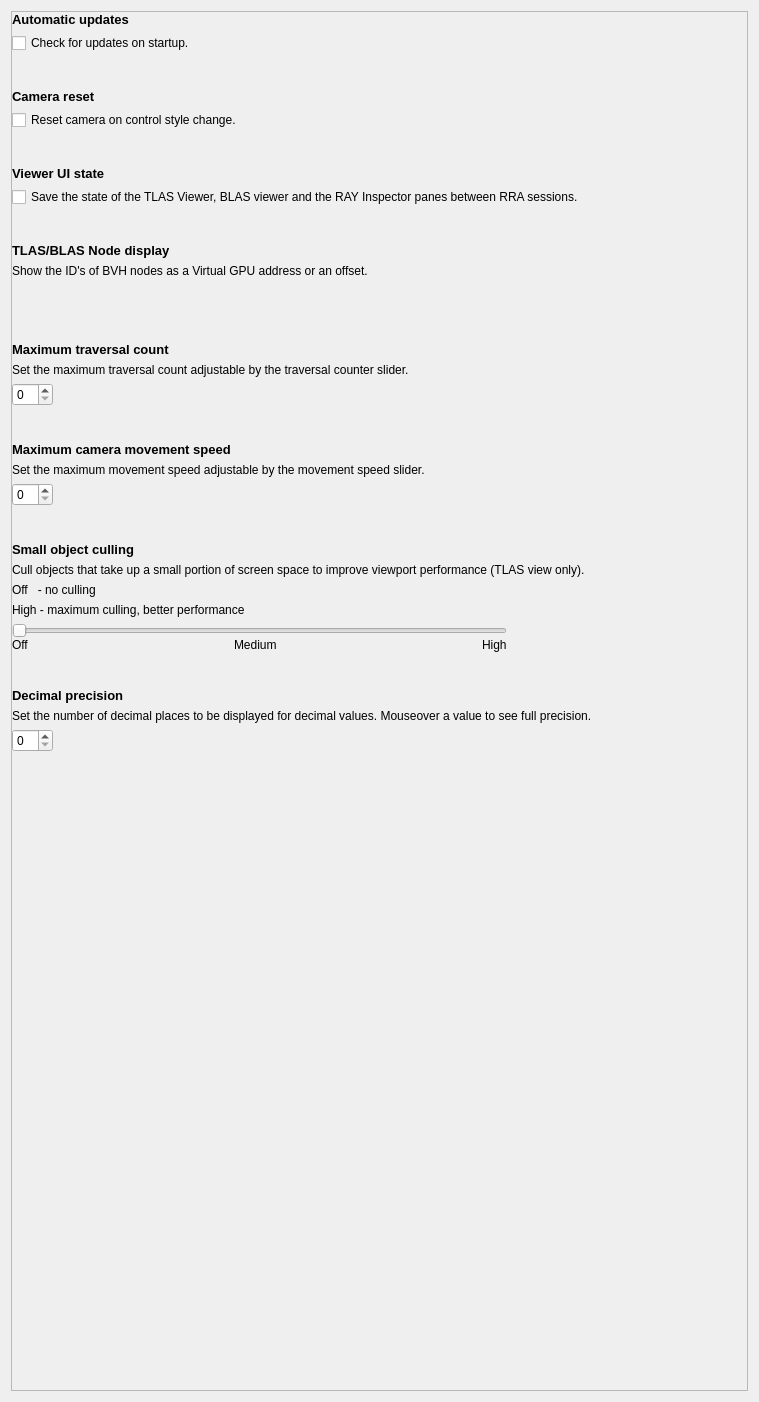
The window that source/frontend/views/settings/settings_pane.ui (GPUOpen-Tools/radeon_raytracing_analyzer) describes before a commit, drawn with Qt 5.
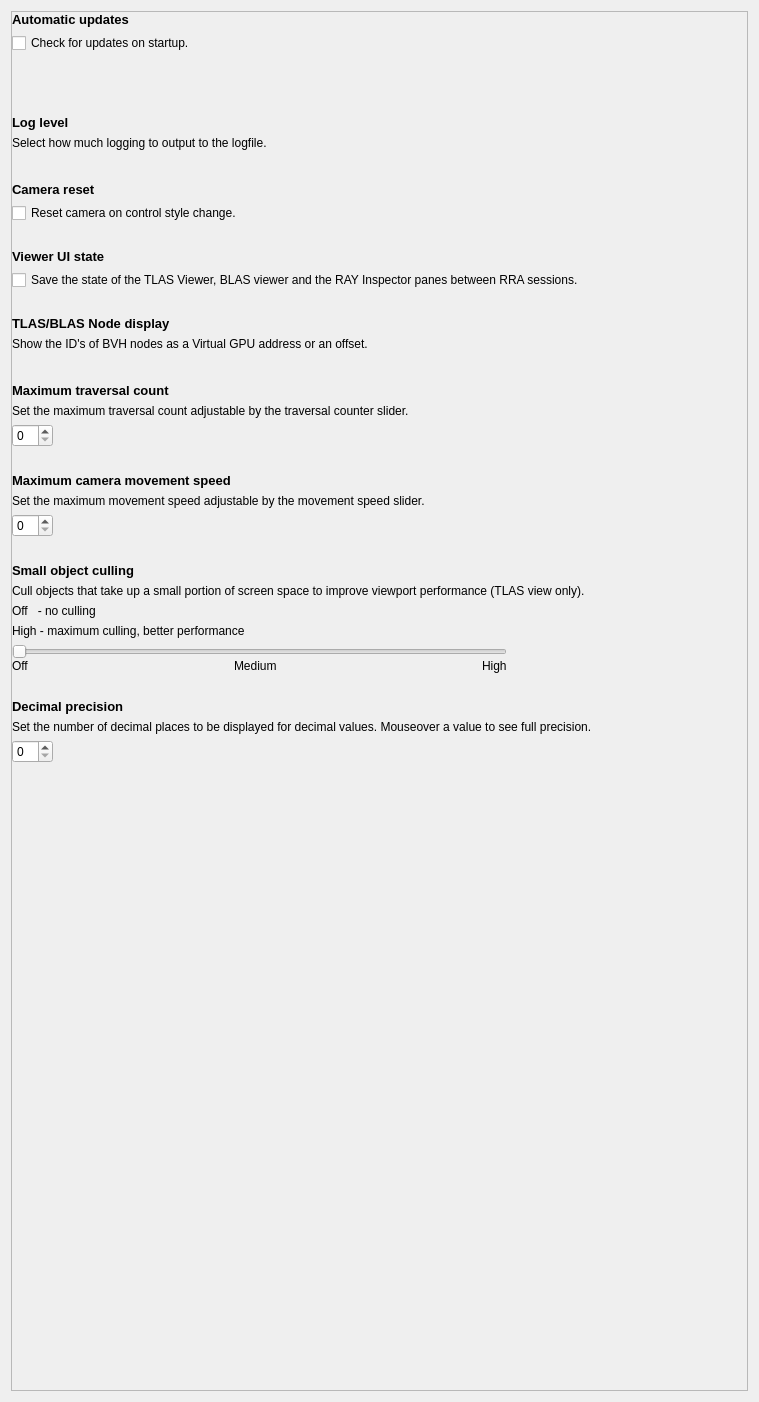
The same window after the commit. Custom widgets are drawn as their Qt base class.

```diff
--- a/source/frontend/views/settings/settings_pane.ui
+++ b/source/frontend/views/settings/settings_pane.ui
@@ -122,7 +122,94 @@
          <property name="sizeHint" stdset="0">
           <size>
            <width>20</width>
+           <height>20</height>
+          </size>
+         </property>
+        </spacer>
+       </item>
+       <item>
+        <widget class="DriverOverridesNotificationConfigWidget" name="driver_overrides_notification_config_widget_" native="true">
+         <property name="sizePolicy">
+          <sizepolicy hsizetype="Preferred" vsizetype="Fixed">
+           <horstretch>0</horstretch>
+           <verstretch>0</verstretch>
+          </sizepolicy>
+         </property>
+         <property name="minimumSize">
+          <size>
+           <width>0</width>
            <height>30</height>
+          </size>
+         </property>
+        </widget>
+       </item>
+       <item>
+        <widget class="ScaledLabel" name="log_label_">
+         <property name="sizePolicy">
+          <sizepolicy hsizetype="Minimum" vsizetype="Fixed">
+           <horstretch>0</horstretch>
+           <verstretch>0</verstretch>
+          </sizepolicy>
+         </property>
+         <property name="font">
+          <font>
+           <pointsize>10</pointsize>
+           <weight>75</weight>
+           <bold>true</bold>
+          </font>
+         </property>
+         <property name="text">
+          <string>Log level</string>
+         </property>
+         <property name="scaledContents">
+          <bool>false</bool>
+         </property>
+         <property name="indent">
+          <number>0</number>
+         </property>
+        </widget>
+       </item>
+       <item>
+        <widget class="ScaledLabel" name="log_description_label_">
+         <property name="sizePolicy">
+          <sizepolicy hsizetype="Minimum" vsizetype="Fixed">
+           <horstretch>0</horstretch>
+           <verstretch>0</verstretch>
+          </sizepolicy>
+         </property>
+         <property name="text">
+          <string>Select how much logging to output to the logfile.</string>
+         </property>
+         <property name="indent">
+          <number>0</number>
+         </property>
+        </widget>
+       </item>
+       <item>
+        <widget class="ArrowIconComboBox" name="log_combo_push_button_" native="true">
+         <property name="sizePolicy">
+          <sizepolicy hsizetype="Fixed" vsizetype="Fixed">
+           <horstretch>0</horstretch>
+           <verstretch>0</verstretch>
+          </sizepolicy>
+         </property>
+         <property name="text" stdset="0">
+          <string>Info</string>
+         </property>
+        </widget>
+       </item>
+       <item>
+        <spacer name="vertical_spacer_2_">
+         <property name="orientation">
+          <enum>Qt::Vertical</enum>
+         </property>
+         <property name="sizeType">
+          <enum>QSizePolicy::Fixed</enum>
+         </property>
+         <property name="sizeHint" stdset="0">
+          <size>
+           <width>20</width>
+           <height>20</height>
           </size>
          </property>
         </spacer>
@@ -192,7 +279,7 @@
         </widget>
        </item>
        <item>
-        <spacer name="vertical_spacer_2_">
+        <spacer name="vertical_spacer_3_">
          <property name="orientation">
           <enum>Qt::Vertical</enum>
          </property>
@@ -202,7 +289,7 @@
          <property name="sizeHint" stdset="0">
           <size>
            <width>20</width>
-           <height>30</height>
+           <height>20</height>
           </size>
          </property>
         </spacer>
@@ -272,7 +359,7 @@
         </widget>
        </item>
        <item>
-        <spacer>
+        <spacer name="vertical_spacer_4_">
          <property name="orientation">
           <enum>Qt::Vertical</enum>
          </property>
@@ -282,7 +369,7 @@
          <property name="sizeHint" stdset="0">
           <size>
            <width>20</width>
-           <height>30</height>
+           <height>20</height>
           </size>
          </property>
         </spacer>
@@ -330,68 +417,20 @@
         </widget>
        </item>
        <item>
-        <spacer name="vertical_spacer_3_">
-         <property name="orientation">
-          <enum>Qt::Vertical</enum>
+        <widget class="ArrowIconComboBox" name="treeview_combo_push_button_" native="true">
+         <property name="sizePolicy">
+          <sizepolicy hsizetype="Fixed" vsizetype="Fixed">
+           <horstretch>0</horstretch>
+           <verstretch>0</verstretch>
+          </sizepolicy>
          </property>
-         <property name="sizeType">
-          <enum>QSizePolicy::Fixed</enum>
+         <property name="text" stdset="0">
+          <string>Offset</string>
          </property>
-         <property name="sizeHint" stdset="0">
-          <size>
-           <width>20</width>
-           <height>2</height>
-          </size>
-         </property>
-        </spacer>
+        </widget>
        </item>
        <item>
-        <layout class="QHBoxLayout" name="horizontal_layout_5_">
-         <property name="spacing">
-          <number>0</number>
-         </property>
-         <property name="leftMargin">
-          <number>0</number>
-         </property>
-         <property name="topMargin">
-          <number>0</number>
-         </property>
-         <property name="rightMargin">
-          <number>0</number>
-         </property>
-         <property name="bottomMargin">
-          <number>0</number>
-         </property>
-         <item>
-          <widget class="ArrowIconComboBox" name="treeview_combo_push_button_" native="true">
-           <property name="sizePolicy">
-            <sizepolicy hsizetype="Fixed" vsizetype="Fixed">
-             <horstretch>0</horstretch>
-             <verstretch>0</verstretch>
-            </sizepolicy>
-           </property>
-           <property name="text" stdset="0">
-            <string>Offset</string>
-           </property>
-          </widget>
-         </item>
-         <item>
-          <spacer name="horizontal_spacer_3_">
-           <property name="orientation">
-            <enum>Qt::Horizontal</enum>
-           </property>
-           <property name="sizeHint" stdset="0">
-            <size>
-             <width>40</width>
-             <height>20</height>
-            </size>
-           </property>
-          </spacer>
-         </item>
-        </layout>
-       </item>
-       <item>
-        <spacer name="vertical_spacer_4_">
+        <spacer name="vertical_spacer_5_">
          <property name="orientation">
           <enum>Qt::Vertical</enum>
          </property>
@@ -401,7 +440,7 @@
          <property name="sizeHint" stdset="0">
           <size>
            <width>20</width>
-           <height>30</height>
+           <height>20</height>
           </size>
          </property>
         </spacer>
@@ -465,7 +504,7 @@
         </widget>
        </item>
        <item>
-        <spacer name="vertical_spacer_5_">
+        <spacer name="vertical_spacer_6_">
          <property name="orientation">
           <enum>Qt::Vertical</enum>
          </property>
@@ -475,7 +514,7 @@
          <property name="sizeHint" stdset="0">
           <size>
            <width>20</width>
-           <height>30</height>
+           <height>20</height>
           </size>
          </property>
         </spacer>
@@ -539,7 +578,7 @@
         </widget>
        </item>
        <item>
-        <spacer name="vertical_spacer_6_">
+        <spacer name="vertical_spacer_7_">
          <property name="orientation">
           <enum>Qt::Vertical</enum>
          </property>
@@ -549,7 +588,7 @@
          <property name="sizeHint" stdset="0">
           <size>
            <width>20</width>
-           <height>30</height>
+           <height>20</height>
           </size>
          </property>
         </spacer>
@@ -774,7 +813,7 @@
         </widget>
        </item>
        <item>
-        <spacer name="vertical_spacer_7_">
+        <spacer name="vertical_spacer_8_">
          <property name="orientation">
           <enum>Qt::Vertical</enum>
          </property>
@@ -784,7 +823,7 @@
          <property name="sizeHint" stdset="0">
           <size>
            <width>20</width>
-           <height>30</height>
+           <height>20</height>
           </size>
          </property>
         </spacer>
@@ -847,38 +886,6 @@
          </property>
         </widget>
        </item>
-       <item>
-        <spacer name="verticalSpacer">
-         <property name="orientation">
-          <enum>Qt::Vertical</enum>
-         </property>
-         <property name="sizeType">
-          <enum>QSizePolicy::Fixed</enum>
-         </property>
-         <property name="sizeHint" stdset="0">
-          <size>
-           <width>20</width>
-           <height>30</height>
-          </size>
-         </property>
-        </spacer>
-       </item>
-       <item>
-        <widget class="DriverOverridesNotificationConfigWidget" name="driver_overrides_notification_config_widget_" native="true">
-         <property name="sizePolicy">
-          <sizepolicy hsizetype="Preferred" vsizetype="Fixed">
-           <horstretch>0</horstretch>
-           <verstretch>0</verstretch>
-          </sizepolicy>
-         </property>
-         <property name="minimumSize">
-          <size>
-           <width>0</width>
-           <height>20</height>
-          </size>
-         </property>
-        </widget>
-       </item>
       </layout>
      </widget>
     </widget>
```
